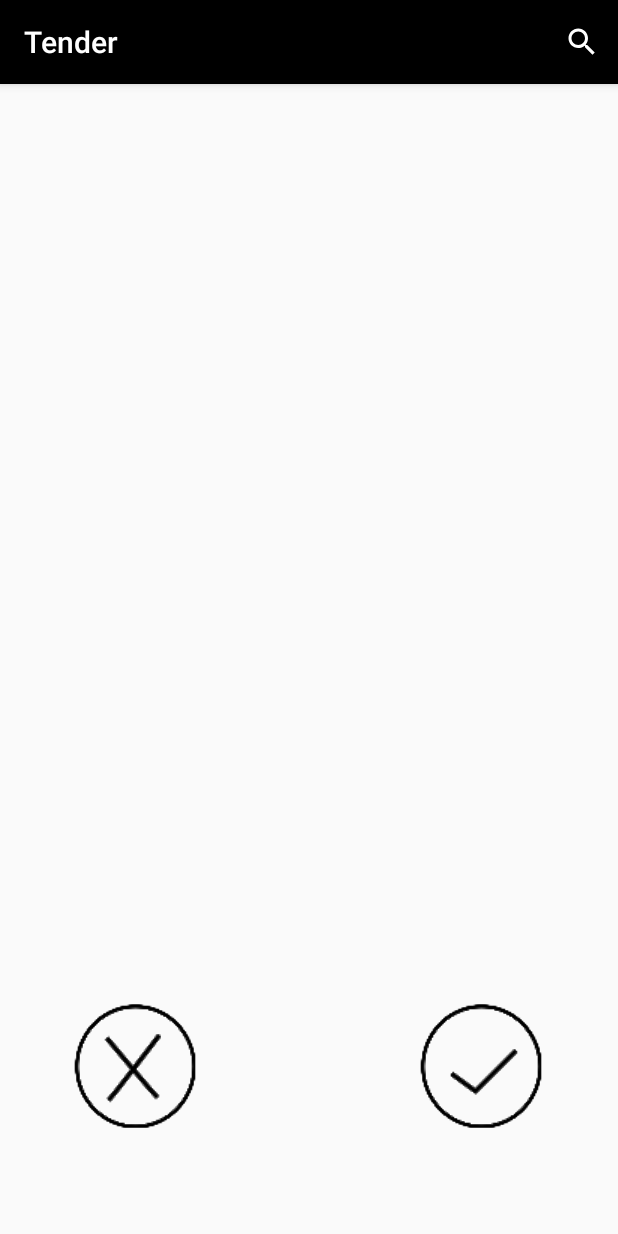
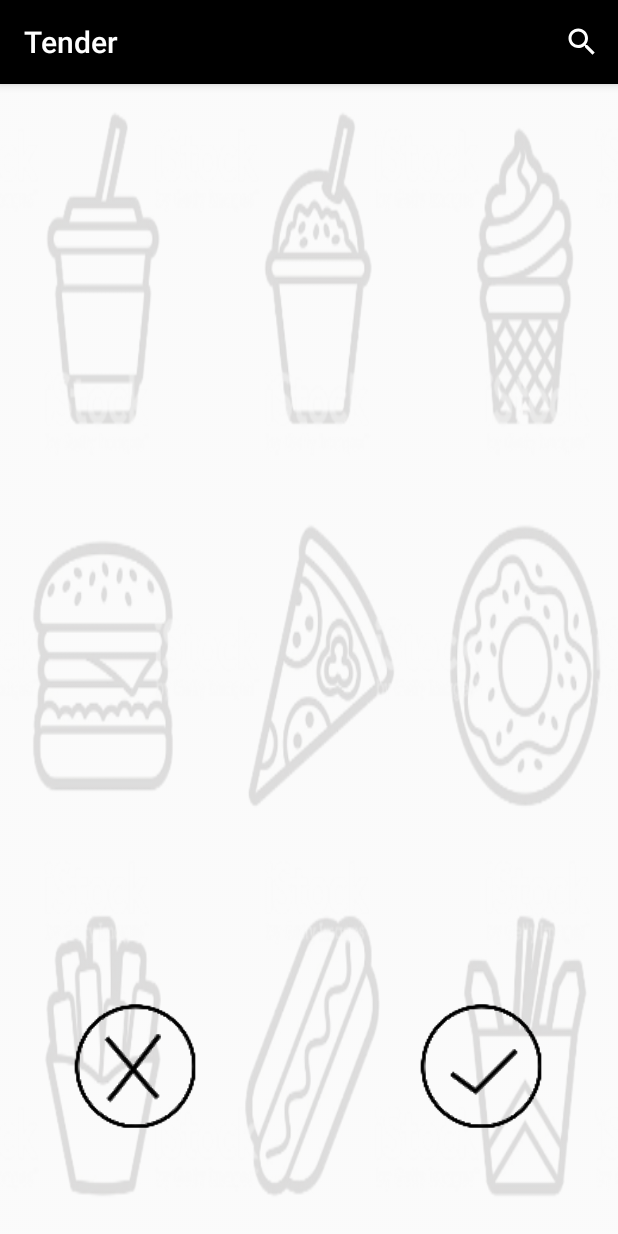
Before and after one commit to DustGuppy/TenderPSU, an Android app: the Sliding screen opened directly, with no data from a screen before it, on a phone screen of 412 x 824 dp. Run offline under Robolectric (Android 15) with nearby library versions, the phone set to English and light mode, and no system bars; libraries missing offline, so code that uses them is left out: com.facebook, com.facebook.login.

Commit message:
Added a background for each activity

```diff
--- a/app/src/main/res/layout/activity_main.xml
+++ b/app/src/main/res/layout/activity_main.xml
@@ -4,6 +4,7 @@
     xmlns:tools="http://schemas.android.com/tools"
     android:layout_width="match_parent"
     android:layout_height="match_parent"
+    android:background="@drawable/tenderbackground3"
     tools:context="io.tender.tenderio.MainActivity">
 
 
--- a/app/src/main/res/layout/activity_sliding.xml
+++ b/app/src/main/res/layout/activity_sliding.xml
@@ -5,7 +5,9 @@
     android:layout_width="match_parent"
     android:layout_height="match_parent"
     tools:context="io.tender.tenderio.Sliding"
-    android:id="@+id/drawerLayout">
+    android:id="@+id/drawerLayout"
+    android:background="@drawable/tenderbackground3"
+    >
 
 
     <LinearLayout
```
Also changed, not shown: app/src/main/res/drawable/tenderbackground3.png (added).
